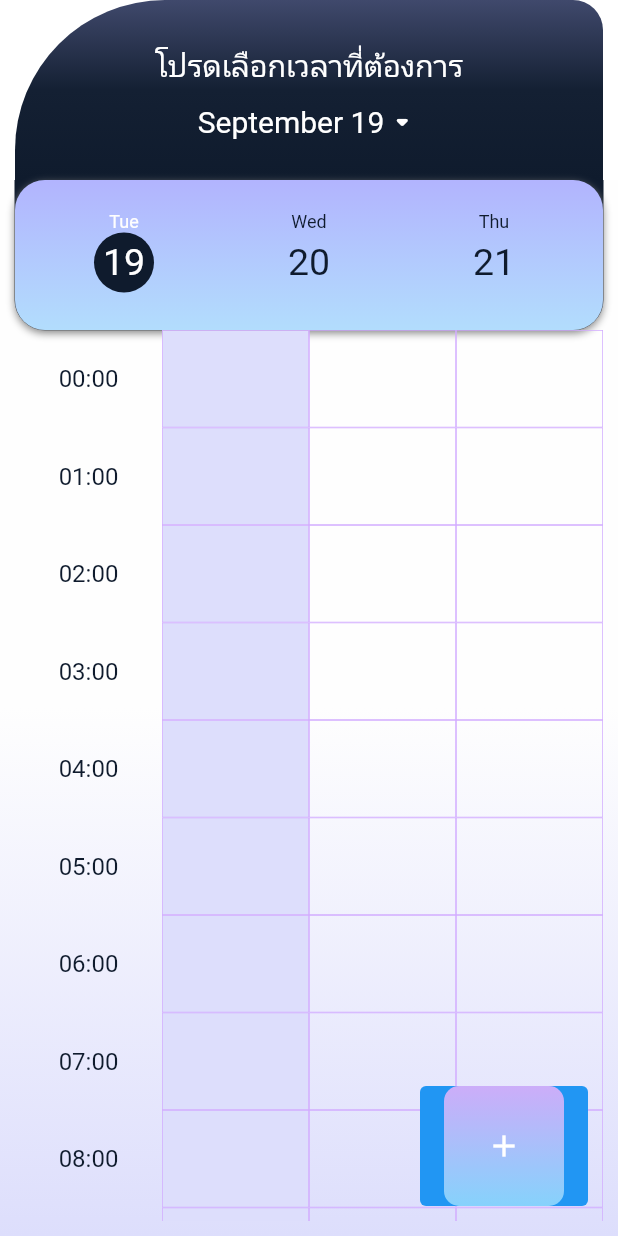
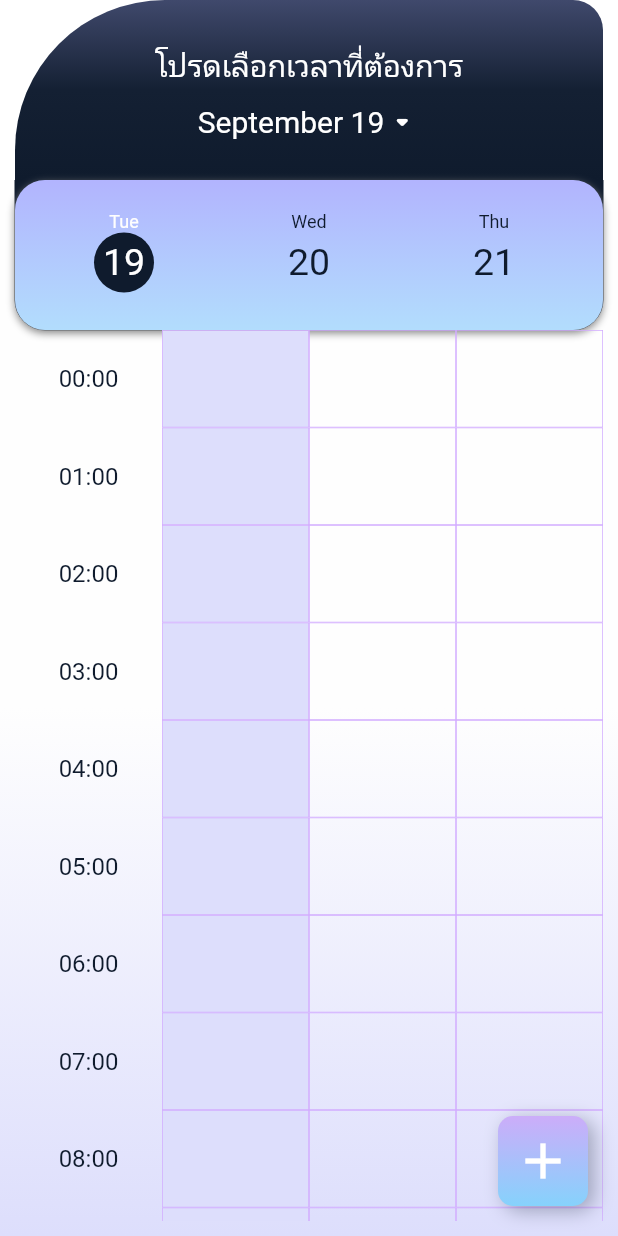
Before and after one commit to TelephyApp/Telephy_frontend, a Flutter app: the screen it shows after launch, on a phone screen of 412 x 824 dp. Run offline on Flutter 3.47's test engine with Material 2 defaults, Android fonts, the phone set to English and light mode, and no system bars; our stand-ins replace font_awesome_flutter, table_calendar.

Commit message:
update button

```diff
--- a/lib/widgets/timeSlot.dart
+++ b/lib/widgets/timeSlot.dart
@@ -169,28 +169,43 @@ class _TimeSlotTableState extends State<TimeSlotTable> {
         Positioned(
           bottom: 20,
           right: 20, // Set the button position to the bottom right
-          child: ElevatedButton(
-            style: ElevatedButton.styleFrom(
-
-              shadowColor: Colors.transparent,
-              //make color or elevated button transparent
-            ),
-            onPressed: () {
+          child: Material(
+            color: Colors.transparent,
+            child: InkWell(
+              onTap: () {
                 setState(() {
                   isBooking = !isBooking;
                 });
               },
+              splashColor: Colors.grey.withOpacity(0.5),
+              borderRadius: BorderRadius.circular(10),
               child: Container(
-                height: 80,
-                width: 80,
+                height: 60,
+                width: 60,
                 decoration: BoxDecoration(
+                  boxShadow: [
+                    BoxShadow(
+                      color: Color(0x500F1B2D),
+                      blurRadius: 10,
+                      offset: Offset(4, 3), // Shadow position
+                    )
+                  ],
                   borderRadius: BorderRadius.all(Radius.circular(10)),
                   gradient: LinearGradient(
                     colors: [Color(0xFF86D2FC), Color(0xFFCCADF9)],
                     begin: Alignment.bottomCenter,
                     end: Alignment.topCenter,
-                    )),
-                child: Icon(isBooking ? Icons.done : Icons.add)),
+                  ),
+                ),
+                child: Center(
+                  child: Icon(
+                    isBooking ? Icons.done : Icons.add,
+                    size: 40, // ปรับขนาดของไอคอนตามต้องการ
+                    color: Colors.white, // สีไอคอน
+                  ),
+                ),
+              ),
+            ),
           ),
         ),
       ],
```
Lines whose indentation alone changed are shown as unchanged.
